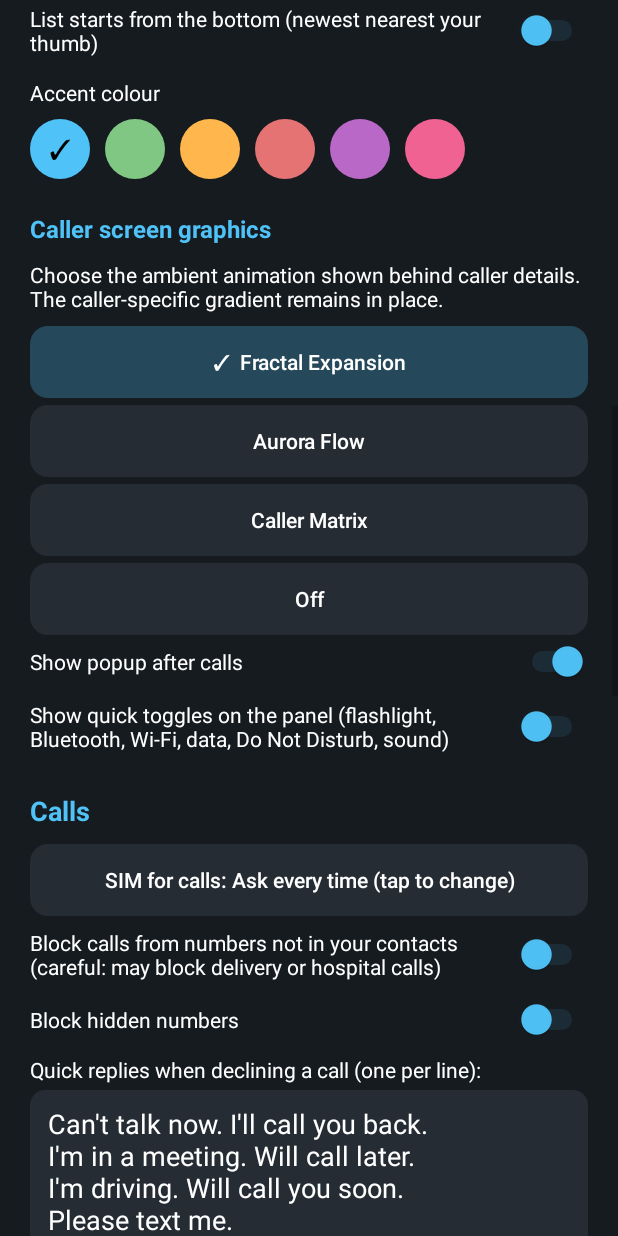
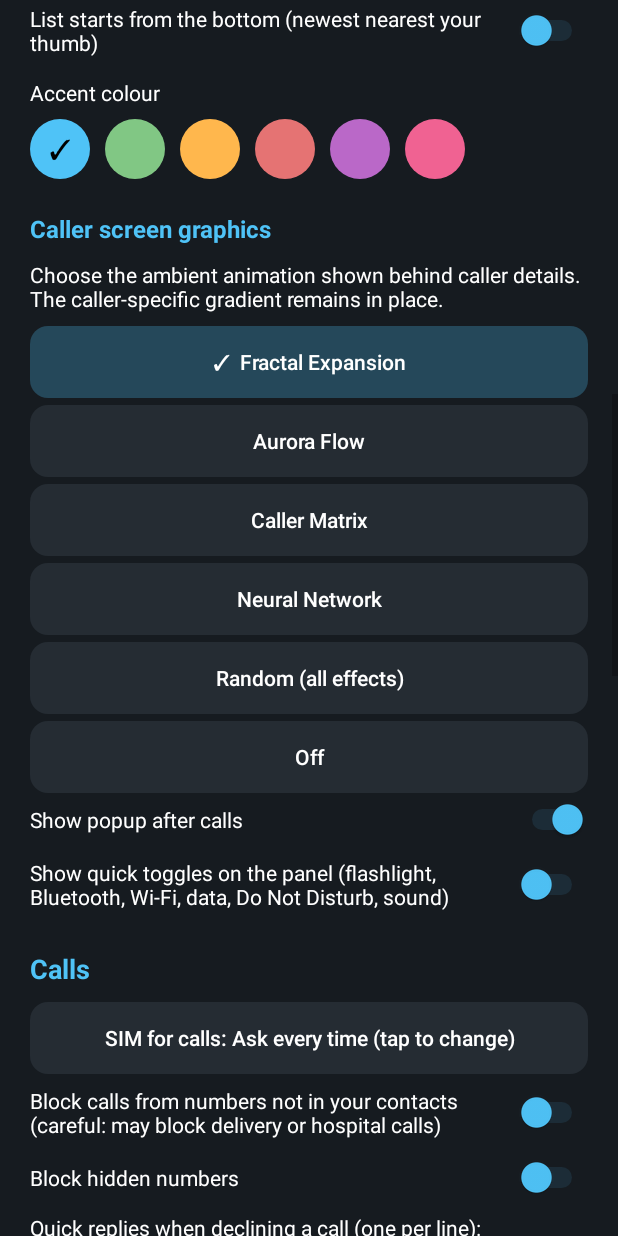
Before and after one commit to MafazAnsar/Personal-Dialler, an Android app: the MainActivity screen opened directly, with no data from a screen before it, scrolled down 1153 dp, on a phone screen of 412 x 824 dp. Run offline under Robolectric (Android 15) with nearby library versions, the phone set to English and light mode, and no system bars.

Commit message:
Add Neural Network and Random caller graphics options

```diff
--- a/app/src/main/java/com/mafaz/dialer/MainActivity.kt
+++ b/app/src/main/java/com/mafaz/dialer/MainActivity.kt
@@ -353,6 +353,8 @@ class MainActivity : Activity() {
             "expansion" to "Fractal Expansion",
             "aurora" to "Aurora Flow",
             "matrix" to "Caller Matrix",
+            "neural" to "Neural Network",
+            "random" to "Random (all effects)",
             "off" to "Off"
         )
         val selected = prefs.getString("call_visual", "expansion") ?: "expansion"
```
